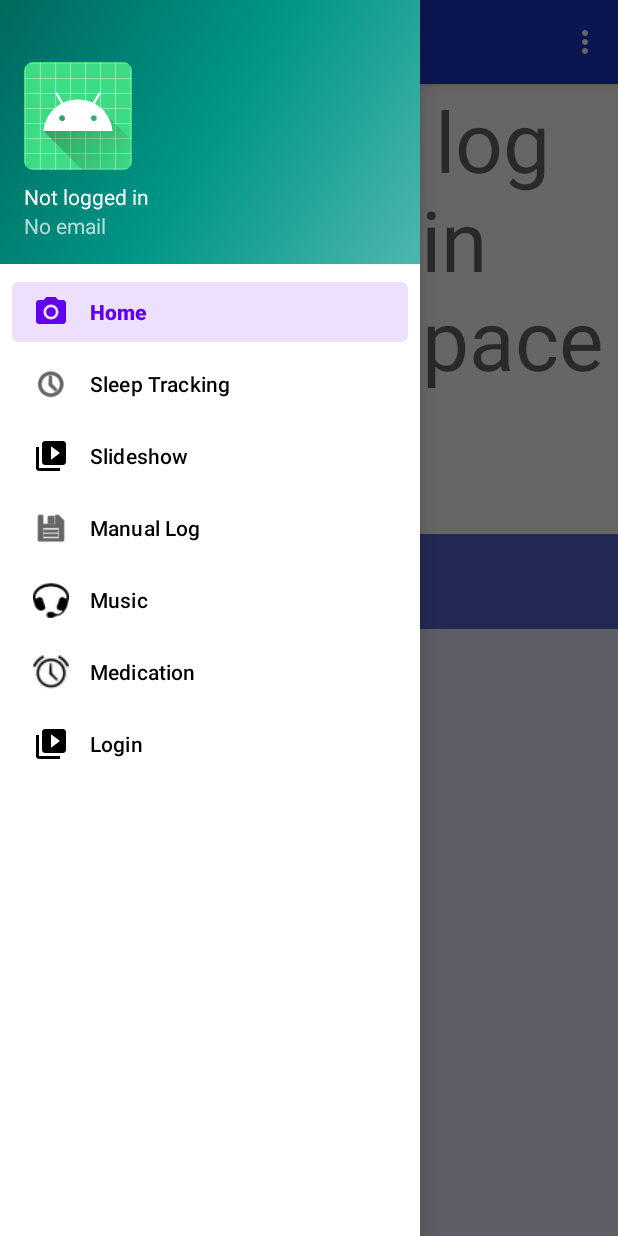
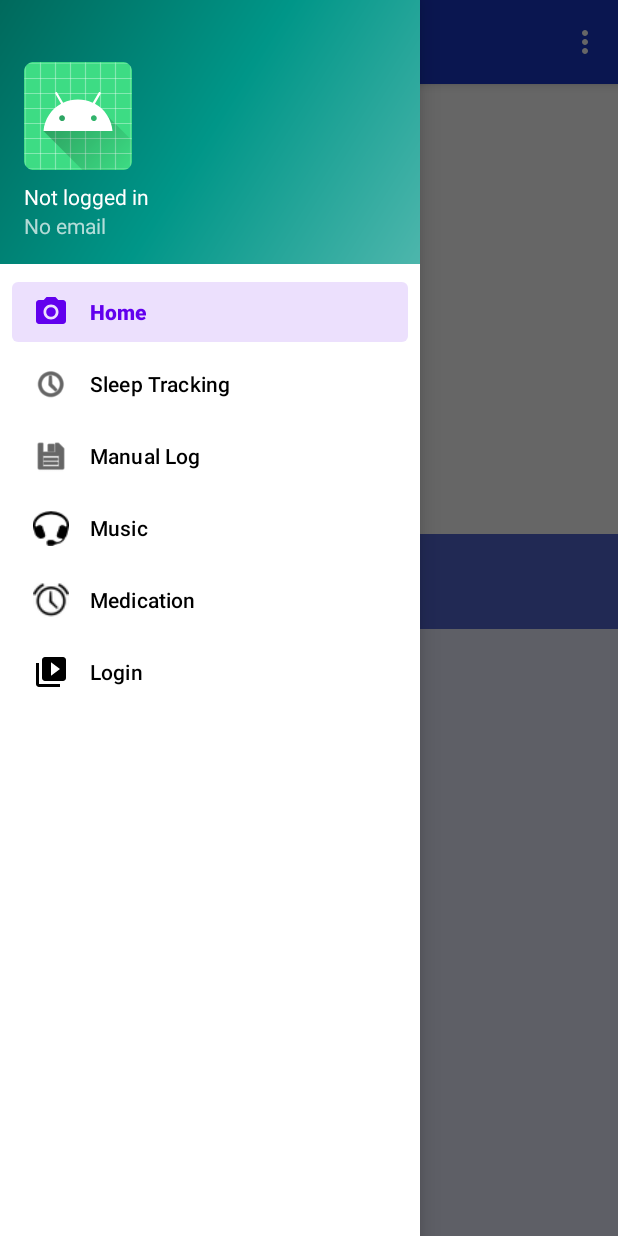
Before and after one commit to Starlight-Solutions/android-main, an Android app: the screen it shows after launch (MainActivity), with the side drawer open, on a phone screen of 412 x 824 dp. Run offline under Robolectric (Android 15) with nearby library versions, the phone set to English and light mode, and no system bars; our stand-ins replace Room's generated code, navigation-ui.

Commit message:
sleep chart xml

```diff
--- a/app/build.gradle.kts
+++ b/app/build.gradle.kts
@@ -39,6 +39,7 @@ dependencies {
     val room_version = "2.6.1"
 
     implementation("androidx.room:room-runtime:$room_version")
+    implementation("com.github.PhilJay:MPAndroidChart:v3.1.0")
     annotationProcessor("androidx.room:room-compiler:$room_version")
 
     implementation("androidx.appcompat:appcompat:1.6.1")
--- a/app/src/main/java/com/example/sleep_application/MainActivity.java
+++ b/app/src/main/java/com/example/sleep_application/MainActivity.java
@@ -38,7 +38,7 @@ public class MainActivity extends AppCompatActivity implements DrawerLayout.Draw
         // Passing each menu ID as a set of Ids because each
         // menu should be considered as top level destinations.
         mAppBarConfiguration = new AppBarConfiguration.Builder(
-                R.id.nav_home, R.id.nav_sleep_tracking, R.id.nav_slideshow, R.id.nav_login,
+                R.id.nav_home, R.id.nav_sleep_tracking, R.id.nav_login,
                 R.id.nav_music, R.id.nav_medication)
                 .setOpenableLayout(drawer)
                 .build();
--- a/app/src/main/res/menu/activity_main_drawer.xml
+++ b/app/src/main/res/menu/activity_main_drawer.xml
@@ -12,10 +12,6 @@
             android:id="@+id/nav_sleep_tracking"
             android:icon="@android:drawable/ic_menu_recent_history"
             android:title="@string/menu_sleep_tracking" />
-        <item
-            android:id="@+id/nav_slideshow"
-            android:icon="@drawable/ic_menu_slideshow"
-            android:title="@string/menu_slideshow" />
         <item
             android:id="@+id/nav_manual_log"
             android:icon="@android:drawable/ic_menu_save"
--- a/settings.gradle.kts
+++ b/settings.gradle.kts
@@ -10,6 +10,7 @@ dependencyResolutionManagement {
     repositories {
         google()
         mavenCentral()
+        maven(url = "https://jitpack.io")
     }
 }
 
```
Also changed, not shown: app/src/main/res/layout/fragment_home.xml (+9 -9 lines).
